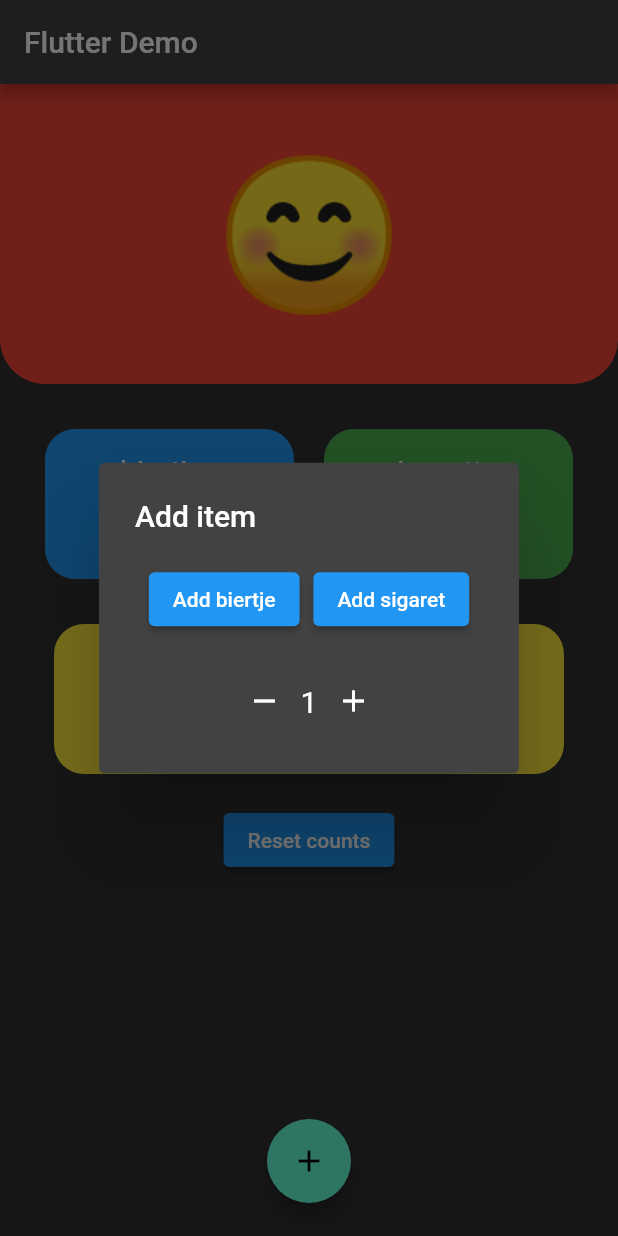
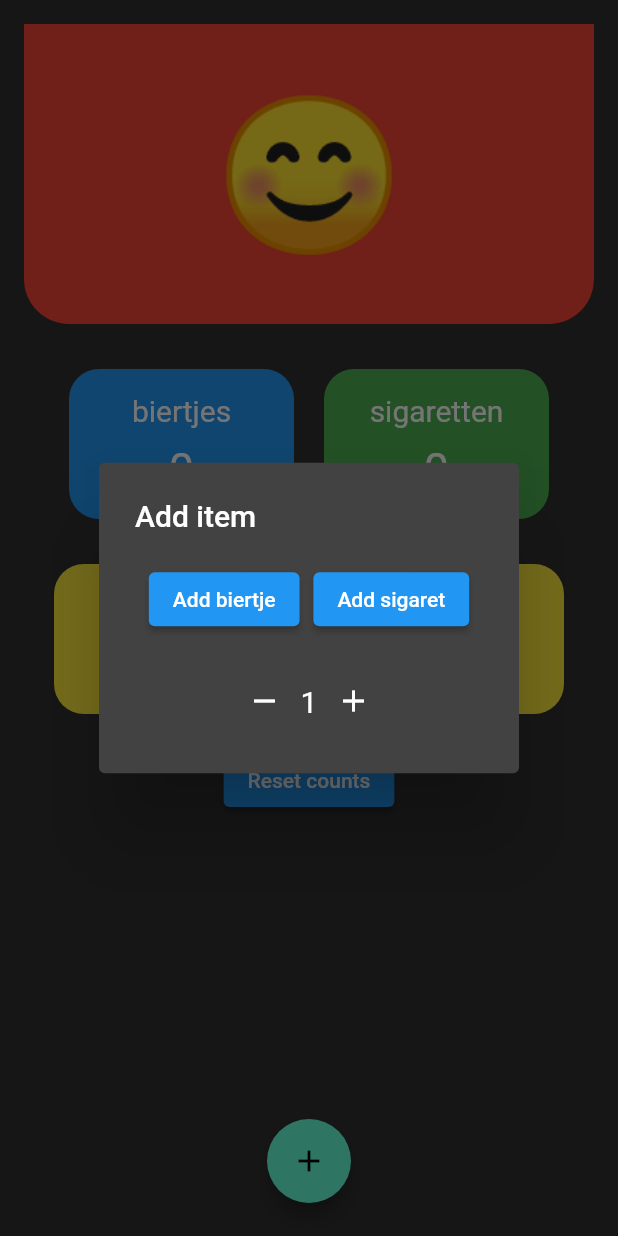
Before and after one commit to ThijsStok/1135691_1094272_iiatimd_app-, a Flutter app: the MyHomePage screen opened directly, after a tap on the "add" icon, on a phone screen of 412 x 824 dp. Run offline on Flutter 3.47's test engine with Material 2 defaults, Android fonts, the phone set to English and light mode, and no system bars; our stand-ins replace cloud_firestore, firebase_auth, firebase_core, pedometer, permission_handler; accounts and stored records are empty.

Commit message:
step counter works

```diff
--- a/lib/Logging.dart
+++ b/lib/Logging.dart
@@ -1,17 +1,10 @@
+import 'dart:async';
+
 import 'package:flutter/material.dart';
-
-void main() => runApp(MyApp());
-
-class MyApp extends StatelessWidget {
-  @override
-  Widget build(BuildContext context) {
-    return MaterialApp(
-      title: 'Flutter Demo',
-      theme: ThemeData.dark(),
-      home: MyHomePage(),
-    );
-  }
-}
+import 'package:cloud_firestore/cloud_firestore.dart';
+import 'package:pedometer/pedometer.dart';
+import 'package:firebase_auth/firebase_auth.dart';
+import 'package:permission_handler/permission_handler.dart';
 
 class MyHomePage extends StatefulWidget {
   @override
@@ -21,6 +14,64 @@ class MyHomePage extends StatefulWidget {
 class _MyHomePageState extends State<MyHomePage> {
   int _biertjesCount = 0;
   int _sigarettenCount = 0;
+  StreamSubscription<int>? _subscription;
+  int _stepCount = 0;
+
+  @override
+  void initState() {
+    super.initState();
+    _checkAndRequestPermissions();
+  }
+
+  Future<void> _checkAndRequestPermissions() async {
+    if (await Permission.activityRecognition.request().isGranted) {
+      _initPedometer();
+    } else {
+      _requestPermissions();
+    }
+  }
+
+  Future<void> _requestPermissions() async {
+    List<Permission> permissions = [
+      Permission.activityRecognition,
+      Permission.location,
+    ];
+
+    Map<Permission, PermissionStatus> permissionStatuses =
+        await permissions.request();
+
+    if (permissionStatuses[Permission.activityRecognition]!.isGranted) {
+      _initPedometer();
+    } else {
+      // Handle the case where permissions are denied by the user.
+      // You can display an error message or take appropriate action.
+      // For simplicity, this example does not handle the denied case.
+    }
+  }
+
+  void _storeStepCount(int stepCount) {
+    FirebaseFirestore.instance.collection('step_counter').add({
+      'timestamp': DateTime.now(),
+      'stepCount': stepCount,
+    });
+  }
+
+  @override
+  void dispose() {
+    _subscription?.cancel();
+    super.dispose();
+  }
+
+  void _initPedometer() {
+    Pedometer.stepCountStream.listen((StepCount stepCountEvent) {
+      setState(() {
+        _stepCount = stepCountEvent.steps;
+      });
+      _storeStepCount(stepCountEvent.steps);
+    }).onError((error) {
+      print('Error: $error');
+    });
+  }
 
   void _addBiertje(int count) {
     setState(() {
@@ -38,6 +89,7 @@ class _MyHomePageState extends State<MyHomePage> {
     setState(() {
       _biertjesCount = 0;
       _sigarettenCount = 0;
+      _stepCount = 0;
     });
   }
 
@@ -46,11 +98,11 @@ class _MyHomePageState extends State<MyHomePage> {
     showDialog(
       context: context,
       builder: (BuildContext context) {
-        return StatefulBuilder(
-          builder: (BuildContext context, StateSetter setState) {
         return AlertDialog(
           title: Text(title),
-              content: Column(
+          content: StatefulBuilder(
+            builder: (BuildContext context, StateSetter setState) {
+              return Column(
                 mainAxisSize: MainAxisSize.min,
                 children: <Widget>[
                   Row(
@@ -101,9 +153,9 @@ class _MyHomePageState extends State<MyHomePage> {
                     ],
                   ),
                 ],
-              ),
               );
             },
+          ),
         );
       },
     );
@@ -122,10 +174,9 @@ class _MyHomePageState extends State<MyHomePage> {
       smiley = '😵';
     }
     return Scaffold(
-      appBar: AppBar(
-        title: Text('Flutter Demo'),
-      ),
-      body: Column(
+      body: Padding(
+        padding: const EdgeInsets.all(16.0),
+        child: Column(
           children: <Widget>[
             Container(
               width: double.infinity,
@@ -218,11 +269,19 @@ class _MyHomePageState extends State<MyHomePage> {
                 color: Colors.yellow,
                 borderRadius: BorderRadius.circular(20),
               ),
-            child: Center(
-              child: Text(
+              child: Column(
+                mainAxisAlignment: MainAxisAlignment.center,
+                children: <Widget>[
+                  Text(
                     'stappen',
+                    style: TextStyle(fontSize: 20),
+                  ),
+                  SizedBox(height: 10),
+                  Text(
+                    '$_stepCount',
                     style: TextStyle(fontSize: 30),
-              ),
+                  )
+                ],
               ),
             ),
             SizedBox(height: 20),
@@ -232,13 +291,13 @@ class _MyHomePageState extends State<MyHomePage> {
             ),
           ],
         ),
+      ),
       floatingActionButton: Container(
         width: MediaQuery.of(context).size.width * 0.9,
         height: 100,
         decoration: BoxDecoration(
           color: Colors.transparent,
           borderRadius: BorderRadius.circular(30),
-
         ),
         child: Row(
           mainAxisAlignment: MainAxisAlignment.spaceEvenly,
--- a/pubspec.yaml
+++ b/pubspec.yaml
@@ -37,6 +37,8 @@ dependencies:
   firebase_core: ^2.13.1
   cloud_firestore: ^4.8.0
   firebase_auth: ^4.6.2
+  pedometer: ^4.0.1
+  permission_handler: ^10.3.0
 
 dev_dependencies:
   flutter_test:
```
Also changed, not shown: pubspec.lock, 3 other files. Lines whose indentation alone changed are shown as unchanged.
